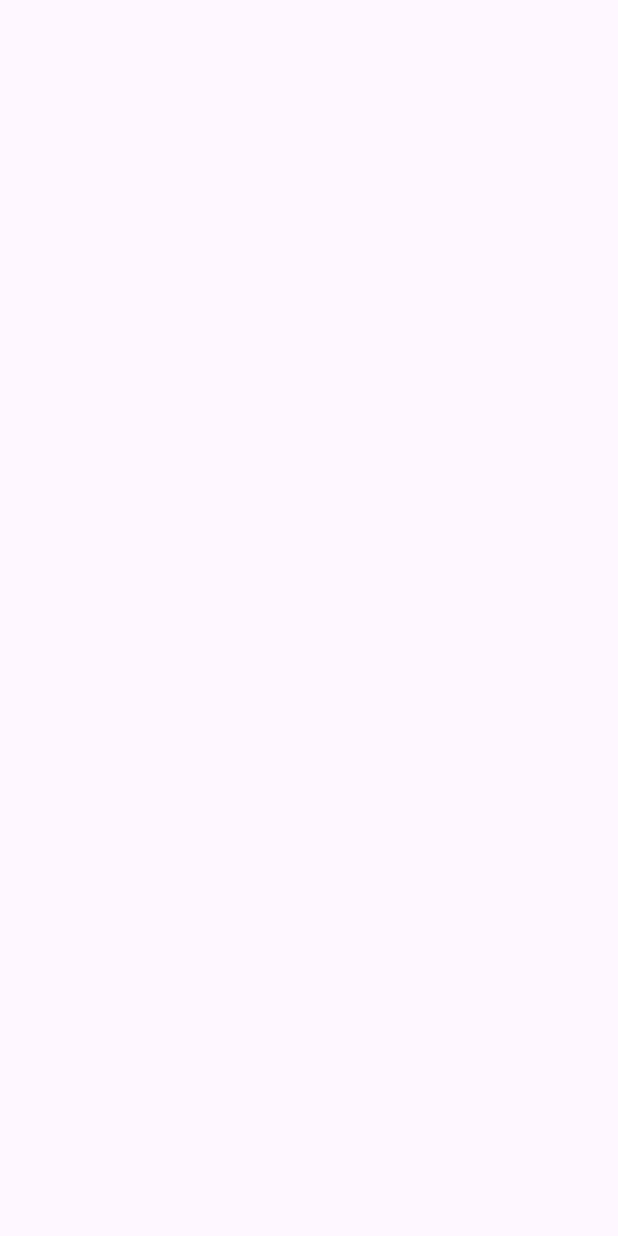
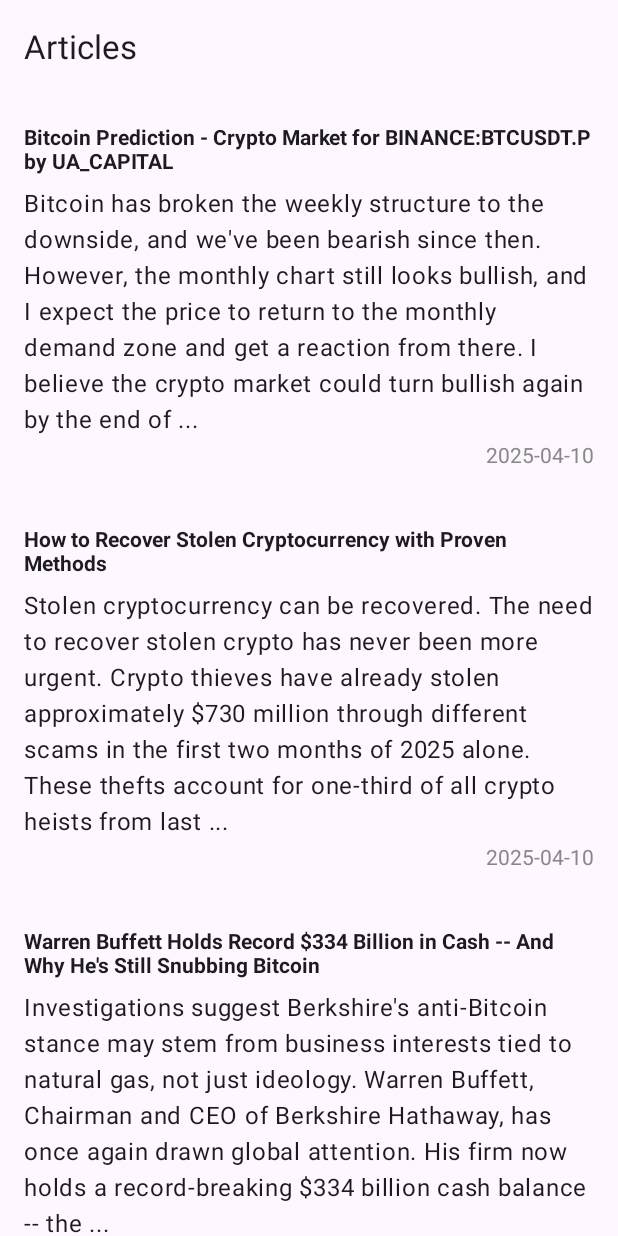
Before and after one commit to abhishekdongle/NewsArticlesApp, an Android app built with Jetpack Compose: the screen it shows after launch (MainActivity), on a phone screen of 412 x 824 dp. Before the commit the screen is empty. Run offline under Robolectric (Android 15) with nearby library versions, the phone set to English and light mode, and no system bars; pictures from the network do not load.

Commit message:
dev: re-structured the code and created article screen

```diff
--- a/androidApp/build.gradle.kts
+++ b/androidApp/build.gradle.kts
@@ -43,6 +43,7 @@ dependencies {
     implementation(libs.compose.material3)
     implementation(libs.androidx.activity.compose)
     implementation(libs.kotlinx.coroutines.android)
+    implementation(libs.coil.compose)
 
     debugImplementation(libs.compose.ui.tooling)
 }
--- a/androidApp/src/main/AndroidManifest.xml
+++ b/androidApp/src/main/AndroidManifest.xml
@@ -1,5 +1,7 @@
 <?xml version="1.0" encoding="utf-8"?>
 <manifest xmlns:android="http://schemas.android.com/apk/res/android">
+
+    <uses-permission android:name="android.permission.INTERNET" />
 
     <application
         android:allowBackup="false"
--- a/androidApp/src/main/java/com/abhishek/dongle/newsarticlesapp/android/MainActivity.kt
+++ b/androidApp/src/main/java/com/abhishek/dongle/newsarticlesapp/android/MainActivity.kt
@@ -3,6 +3,7 @@ package com.abhishek.dongle.newsarticlesapp.android
 import android.os.Bundle
 import androidx.activity.ComponentActivity
 import androidx.activity.compose.setContent
+import androidx.activity.viewModels
 import androidx.compose.foundation.layout.WindowInsets
 import androidx.compose.foundation.layout.asPaddingValues
 import androidx.compose.foundation.layout.fillMaxSize
@@ -10,12 +11,13 @@ import androidx.compose.foundation.layout.padding
 import androidx.compose.foundation.layout.statusBars
 import androidx.compose.material3.*
 import androidx.compose.ui.Modifier
-import com.abhishek.dongle.newsarticlesapp.Platform
+import com.abhishek.dongle.newsarticlesapp.article.ArticlesViewModel
+import com.abhishek.dongle.newsarticlesapp.android.screens.ArticlesScreen
 
 class MainActivity : ComponentActivity() {
     override fun onCreate(savedInstanceState: Bundle?) {
         super.onCreate(savedInstanceState)
-        Platform().logSystemInfo()
+        val articlesViewModel: ArticlesViewModel by viewModels()
 
         setContent {
             NewsArticlesAppTheme {
@@ -25,7 +27,7 @@ class MainActivity : ComponentActivity() {
                         .padding(WindowInsets.statusBars.asPaddingValues()),
                     color = MaterialTheme.colorScheme.background
                 ) {
-
+                    ArticlesScreen(articleViewModel = articlesViewModel)
                 }
             }
         }
--- /dev/null
+++ b/androidApp/src/main/java/com/abhishek/dongle/newsarticlesapp/android/screens/ArticlesScreen.kt
@@ -0,0 +1,115 @@
+package com.abhishek.dongle.newsarticlesapp.android.screens
+
+import androidx.compose.foundation.layout.Box
+import androidx.compose.foundation.layout.Column
+import androidx.compose.foundation.layout.Spacer
+import androidx.compose.foundation.layout.fillMaxSize
+import androidx.compose.foundation.layout.fillMaxWidth
+import androidx.compose.foundation.layout.height
+import androidx.compose.foundation.layout.padding
+import androidx.compose.foundation.layout.width
+import androidx.compose.foundation.lazy.LazyColumn
+import androidx.compose.foundation.lazy.items
+import androidx.compose.material3.CircularProgressIndicator
+import androidx.compose.material3.ExperimentalMaterial3Api
+import androidx.compose.material3.MaterialTheme
+import androidx.compose.material3.Text
+import androidx.compose.material3.TopAppBar
+import androidx.compose.runtime.Composable
+import androidx.compose.runtime.collectAsState
+import androidx.compose.ui.Alignment
+import androidx.compose.ui.Modifier
+import androidx.compose.ui.graphics.Color
+import androidx.compose.ui.text.TextStyle
+import androidx.compose.ui.text.font.FontWeight
+import androidx.compose.ui.unit.dp
+import coil.compose.AsyncImage
+import com.abhishek.dongle.newsarticlesapp.article.Article
+import com.abhishek.dongle.newsarticlesapp.article.ArticlesViewModel
+
+@Composable
+fun ArticlesScreen(articleViewModel: ArticlesViewModel) {
+    val articleState = articleViewModel.articleState.collectAsState()
+
+    Column {
+        AppBar()
+        if (articleState.value.loading)
+            Loader()
+        if (articleState.value.error != null)
+            ErrorMessage(articleState.value.error!!)
+        if (articleState.value.articles.isNotEmpty())
+            ArticleListView(articleState.value.articles)
+    }
+}
+
+@OptIn(ExperimentalMaterial3Api::class)
+@Composable
+private fun AppBar() {
+    TopAppBar(
+        title = { Text(text = "Articles") }
+    )
+}
+
+@Composable
+fun ArticleListView(articles: List<Article>) {
+    LazyColumn(modifier = Modifier.fillMaxSize()) {
+        items(articles) { article ->
+            ArticleItemView(article = article)
+        }
+    }
+}
+
+@Composable
+fun ArticleItemView(article: Article) {
+    Column(
+        modifier = Modifier
+            .fillMaxWidth()
+            .padding(16.dp)
+    ) {
+        AsyncImage(
+            model = article.imageUrl,
+            contentDescription = null
+        )
+        Spacer(modifier = Modifier.height(4.dp))
+        Text(
+            text = article.title,
+            style = TextStyle(fontWeight = FontWeight.Bold)
+        )
+        Spacer(modifier = Modifier.height(8.dp))
+        Text(text = article.desc)
+        Spacer(modifier = Modifier.height(4.dp))
+        Text(
+            text = article.date,
+            style = TextStyle(color = Color.Gray),
+            modifier = Modifier.align(Alignment.End)
+        )
+        Spacer(modifier = Modifier.height(4.dp))
+    }
+}
+
+@Composable
+fun Loader() {
+    Box(
+        modifier = Modifier.fillMaxSize(),
+        contentAlignment = Alignment.Center
+    ) {
+        CircularProgressIndicator(
+            modifier = Modifier.width(64.dp),
+            color = MaterialTheme.colorScheme.surfaceVariant,
+            trackColor = MaterialTheme.colorScheme.secondary
+        )
+    }
+}
+
+@Composable
+fun ErrorMessage(message: String) {
+    Box(
+        modifier = Modifier.fillMaxSize(),
+        contentAlignment = Alignment.Center
+    ) {
+        Text(
+            text = message,
+            style = TextStyle(fontWeight = FontWeight.Medium)
+        )
+    }
+}
--- a/gradle/libs.versions.toml
+++ b/gradle/libs.versions.toml
@@ -5,6 +5,8 @@ compose = "1.5.4"
 compose-material3 = "1.1.2"
 androidx-activityCompose = "1.8.0"
 kotlinx-coroutines = "1.7.3"
+coil = "2.4.0"
+lifecycleViewmodel = "2.8.7"
 
 [libraries]
 kotlin-test = { module = "org.jetbrains.kotlin:kotlin-test", version.ref = "kotlin" }
@@ -16,6 +18,8 @@ compose-foundation = { module = "androidx.compose.foundation:foundation", versio
 compose-material3 = { module = "androidx.compose.material3:material3", version.ref = "compose-material3" }
 kotlinx-coroutines-core = { module = "org.jetbrains.kotlinx:kotlinx-coroutines-core", version.ref = "kotlinx-coroutines" }
 kotlinx-coroutines-android = { module = "org.jetbrains.kotlinx:kotlinx-coroutines-android", version.ref = "kotlinx-coroutines" }
+androidx-lifecycle-viewmodel = { module = "androidx.lifecycle:lifecycle-viewmodel-android", version.ref = "lifecycleViewmodel" }
+coil-compose = { module = "io.coil-kt:coil-compose", version.ref = "coil" }
 
 [plugins]
 androidApplication = { id = "com.android.application", version.ref = "agp" }
--- a/shared/build.gradle.kts
+++ b/shared/build.gradle.kts
@@ -34,6 +34,12 @@ kotlin {
         commonTest.dependencies {
             implementation(libs.kotlin.test)
         }
+        androidMain.dependencies {
+            implementation(libs.androidx.lifecycle.viewmodel)
+        }
+        iosMain.dependencies {
+
+        }
     }
 }
 
--- /dev/null
+++ b/shared/src/androidMain/kotlin/com/abhishek/dongle/newsarticlesapp/BaseViewModel.kt
@@ -0,0 +1,9 @@
+package com.abhishek.dongle.newsarticlesapp
+
+import androidx.lifecycle.ViewModel
+import androidx.lifecycle.viewModelScope
+
+actual open class BaseViewModel : ViewModel() {
+
+    actual val scope = viewModelScope
+}
--- a/androidApp/src/main/java/com/abhishek/dongle/newsarticlesapp/android/article/Article.kt
+++ b/shared/src/commonMain/kotlin/com/abhishek/dongle/newsarticlesapp/article/Article.kt
@@ -1,4 +1,4 @@
-package com.abhishek.dongle.newsarticlesapp.android.article
+package com.abhishek.dongle.newsarticlesapp.article
 
 data class Article(
     val title: String,
--- a/androidApp/src/main/java/com/abhishek/dongle/newsarticlesapp/android/article/ArticleState.kt
+++ b/shared/src/commonMain/kotlin/com/abhishek/dongle/newsarticlesapp/article/ArticleState.kt
@@ -1,4 +1,4 @@
-package com.abhishek.dongle.newsarticlesapp.android.article
+package com.abhishek.dongle.newsarticlesapp.article
 
 data class ArticlesState(
     val articles: List<Article> = listOf(),
--- a/androidApp/src/main/java/com/abhishek/dongle/newsarticlesapp/android/article/ArticlesViewModel.kt
+++ b/shared/src/commonMain/kotlin/com/abhishek/dongle/newsarticlesapp/article/ArticlesViewModel.kt
@@ -1,6 +1,6 @@
-package com.abhishek.dongle.newsarticlesapp.android.article
+package com.abhishek.dongle.newsarticlesapp.article
 
-import com.abhishek.dongle.newsarticlesapp.android.base.BaseViewModel
+import com.abhishek.dongle.newsarticlesapp.BaseViewModel
 import kotlinx.coroutines.delay
 import kotlinx.coroutines.flow.MutableStateFlow
 import kotlinx.coroutines.flow.StateFlow
```
Also changed, not shown: androidApp/src/main/java/com/abhishek/dongle/newsarticlesapp/android/base/BaseViewModel.kt (deleted, +0 -15 lines), shared/src/commonMain/kotlin/com/abhishek/dongle/newsarticlesapp/BaseViewModel.kt (added, +7 -0 lines), 1 other file.
